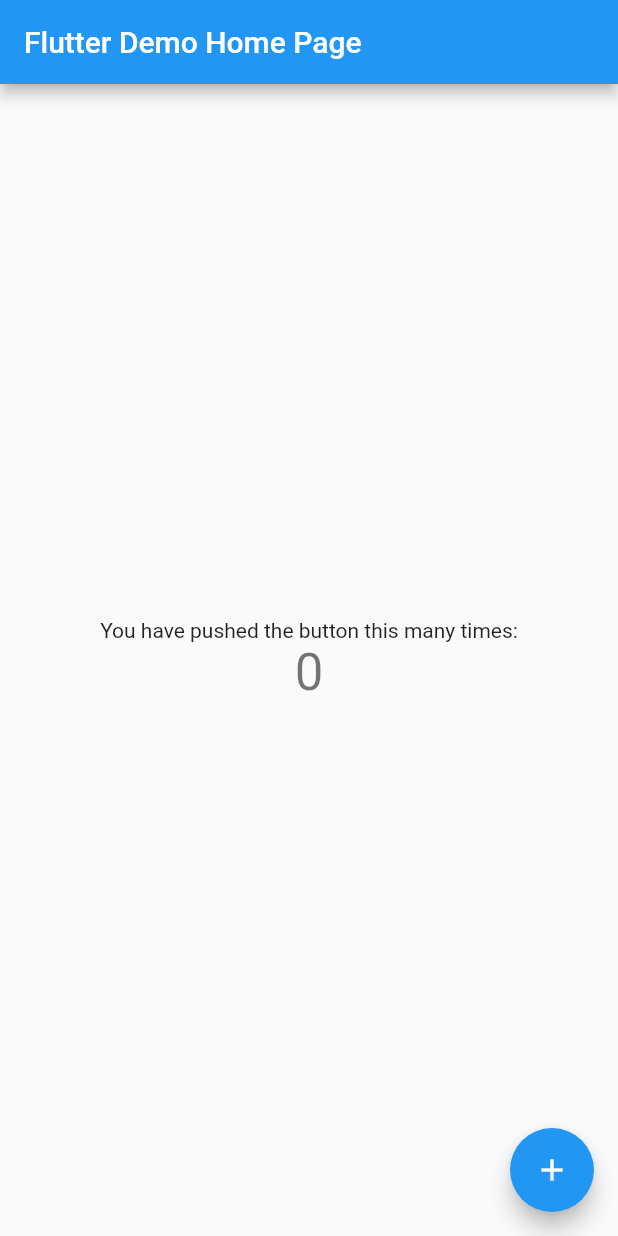
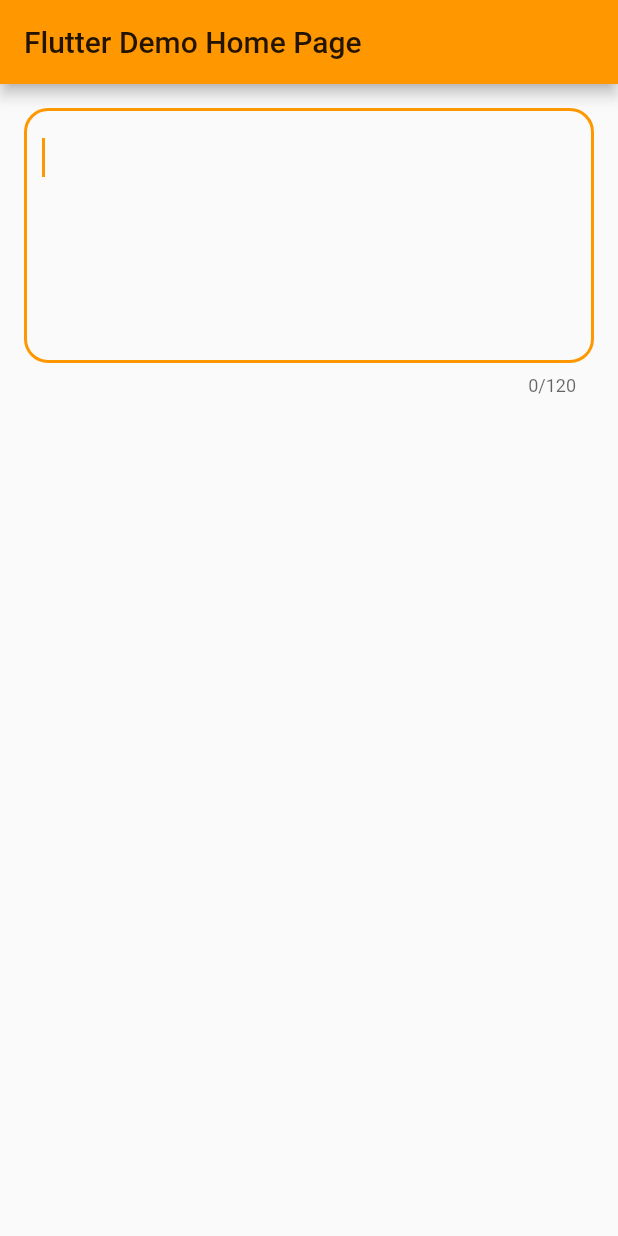
Before and after one commit to gohdg/Johannes-flutter-tutorial, a Flutter app: the screen it shows after launch, on a phone screen of 412 x 824 dp. Run offline on Flutter 3.47's test engine with Material 2 defaults, Android fonts, the phone set to English and light mode, and no system bars.

Commit message:
TextField / TextInputFormatter

```diff
--- a/lib/main.dart
+++ b/lib/main.dart
@@ -1,4 +1,8 @@
 import 'package:flutter/material.dart';
+import 'package:flutter/services.dart';
+import 'package:flutter_examples/formatter/max_lines_formatter.dart';
+
+import 'formatter/max_length_in_line_formatter.dart';
 
 void main() {
   runApp(MyApp());
@@ -11,16 +15,7 @@ class MyApp extends StatelessWidget {
     return MaterialApp(
       title: 'Flutter Demo',
       theme: ThemeData(
-        // This is the theme of your application.
-        //
-        // Try running your application with "flutter run". You'll see the
-        // application has a blue toolbar. Then, without quitting the app, try
-        // changing the primarySwatch below to Colors.green and then invoke
-        // "hot reload" (press "r" in the console where you ran "flutter run",
-        // or simply save your changes to "hot reload" in a Flutter IDE).
-        // Notice that the counter didn't reset back to zero; the application
-        // is not restarted.
-        primarySwatch: Colors.blue,
+        primarySwatch: Colors.orange,
       ),
       home: MyHomePage(title: 'Flutter Demo Home Page'),
     );
@@ -30,15 +25,6 @@ class MyApp extends StatelessWidget {
 class MyHomePage extends StatefulWidget {
   MyHomePage({Key? key, required this.title}) : super(key: key);
 
-  // This widget is the home page of your application. It is stateful, meaning
-  // that it has a State object (defined below) that contains fields that affect
-  // how it looks.
-
-  // This class is the configuration for the state. It holds the values (in this
-  // case the title) provided by the parent (in this case the App widget) and
-  // used by the build method of the State. Fields in a Widget subclass are
-  // always marked "final".
-
   final String title;
 
   @override
@@ -46,68 +32,62 @@ class MyHomePage extends StatefulWidget {
 }
 
 class _MyHomePageState extends State<MyHomePage> {
-  int _counter = 0;
-
-  void _incrementCounter() {
-    setState(() {
-      // This call to setState tells the Flutter framework that something has
-      // changed in this State, which causes it to rerun the build method below
-      // so that the display can reflect the updated values. If we changed
-      // _counter without calling setState(), then the build method would not be
-      // called again, and so nothing would appear to happen.
-      _counter++;
-    });
-  }
-
   @override
   Widget build(BuildContext context) {
-    // This method is rerun every time setState is called, for instance as done
-    // by the _incrementCounter method above.
-    //
-    // The Flutter framework has been optimized to make rerunning build methods
-    // fast, so that you can just rebuild anything that needs updating rather
-    // than having to individually change instances of widgets.
     return Scaffold(
       appBar: AppBar(
-        // Here we take the value from the MyHomePage object that was created by
-        // the App.build method, and use it to set our appbar title.
         title: Text(widget.title),
       ),
-      body: Center(
-        // Center is a layout widget. It takes a single child and positions it
-        // in the middle of the parent.
-        child: Column(
-          // Column is also a layout widget. It takes a list of children and
-          // arranges them vertically. By default, it sizes itself to fit its
-          // children horizontally, and tries to be as tall as its parent.
-          //
-          // Invoke "debug painting" (press "p" in the console, choose the
-          // "Toggle Debug Paint" action from the Flutter Inspector in Android
-          // Studio, or the "Toggle Debug Paint" command in Visual Studio Code)
-          // to see the wireframe for each widget.
-          //
-          // Column has various properties to control how it sizes itself and
-          // how it positions its children. Here we use mainAxisAlignment to
-          // center the children vertically; the main axis here is the vertical
-          // axis because Columns are vertical (the cross axis would be
-          // horizontal).
-          mainAxisAlignment: MainAxisAlignment.center,
-          children: <Widget>[
-            Text(
-              'You have pushed the button this many times:',
-            ),
-            Text(
-              '$_counter',
-              style: Theme.of(context).textTheme.headline4,
-            ),
-          ],
-        ),
+      body: ListView(
+        padding: EdgeInsets.all(16),
+        children: [
+          Center(
+            child: buildTextField(),
+          )
+        ],
       ),
-      floatingActionButton: FloatingActionButton(
-        onPressed: _incrementCounter,
-        tooltip: 'Increment',
-        child: Icon(Icons.add),
-      ), // This trailing comma makes auto-formatting nicer for build methods.
     );
   }
 }
+
+final int maxLength = 120;
+final int maxLengthInLine = 10;
+final int maxLines = 5;
+final int maxLinesForced = 3;
+
+Widget buildTextField() {
+  return Builder(
+    builder: (context) => TextField(
+      textInputAction: TextInputAction.newline,
+      autofocus: true,
+      maxLength: maxLength,
+      maxLengthEnforcement: MaxLengthEnforcement.enforced,
+      maxLines: maxLines,
+      inputFormatters: [
+        MaxLinesTextInputFormatter(maxLinesForced, () {
+          showSnackBar(context, 'Only $maxLinesForced line breaks are allowed');
+        }),
+        MaxLengthPerLineFormatter(maxLengthInLine, () {
+          showSnackBar(context, 'Only $maxLengthInLine characters are allowed');
+        })
+      ],
+      style: TextStyle(
+        fontSize: 22,
+      ),
+      decoration: InputDecoration(
+        border: border(),
+      ),
+    ),
+  );
+}
+
+InputBorder border() {
+  return OutlineInputBorder(
+    borderRadius: BorderRadius.all(Radius.circular(16)),
+    borderSide: BorderSide(width: 0, color: Colors.transparent),
+  );
+}
+
+void showSnackBar(BuildContext context, String text) {
+  ScaffoldMessenger.of(context).showSnackBar(SnackBar(content: Text(text)));
+}
```
Also changed, not shown: lib/formatter/max_length_in_line_formatter.dart (added, +25 -0 lines), lib/formatter/max_lines_formatter.dart (added, +24 -0 lines).
